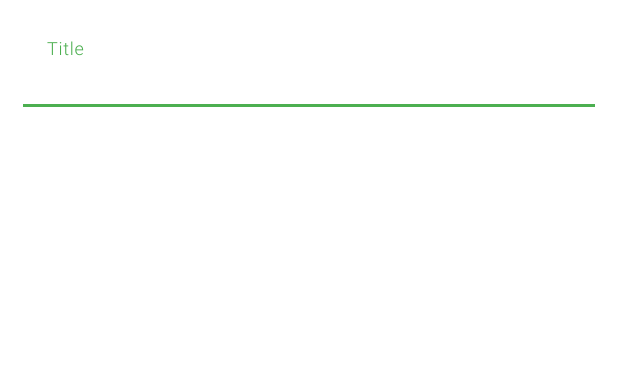
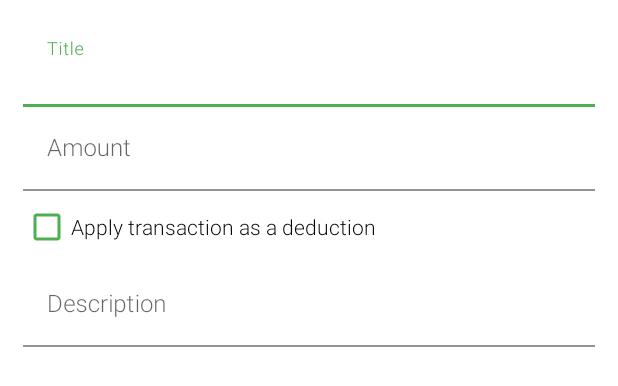
Before and after one commit to mattlavallee/checks-and-balances, an Android app: the layout layout_transaction_form.xml on its own in the app's theme, with its tools: preview values and no code run, on a phone screen of 412 x 824 dp. Shown: the top 386 px of the screen. Run offline under Robolectric (Android 15) with nearby library versions, the phone set to English and light mode, and no system bars.

Commit message:
feat(transaction): building out the edit/create transaction form

```diff
--- a/android/app/src/main/res/layout/layout_transaction_form.xml
+++ b/android/app/src/main/res/layout/layout_transaction_form.xml
@@ -17,7 +17,8 @@
         app:layout_constraintTop_toTopOf="parent"
         app:layout_constraintStart_toStartOf="parent"
         app:layout_constraintLeft_toLeftOf="parent"
-        app:layout_constraintRight_toRightOf="parent">
+        app:layout_constraintRight_toRightOf="parent"
+        app:layout_constraintBottom_toTopOf="@id/edit_transaction_amount_wrapper">
         <com.google.android.material.textfield.TextInputEditText
             android:id="@+id/edit_transaction_title"
             android:layout_width="match_parent"
@@ -32,4 +33,65 @@
             <requestFocus />
         </com.google.android.material.textfield.TextInputEditText>
     </com.google.android.material.textfield.TextInputLayout>
+    <com.google.android.material.textfield.TextInputLayout
+        android:id="@+id/edit_transaction_amount_wrapper"
+        android:layout_width="match_parent"
+        android:layout_height="wrap_content"
+        android:hint="@string/transaction_amount_hint"
+        app:hintTextColor="@color/colorOnSecondary"
+        app:boxStrokeColor="@color/colorOnSecondary"
+        app:layout_constraintTop_toBottomOf="@id/edit_transaction_title_wrapper"
+        app:layout_constraintLeft_toLeftOf="parent"
+        app:layout_constraintRight_toRightOf="parent"
+        app:layout_constraintBottom_toTopOf="@id/edit_transaction_amount_deduction">
+        <com.google.android.material.textfield.TextInputEditText
+            android:id="@+id/edit_transaction_amount"
+            android:layout_width="match_parent"
+            android:layout_height="wrap_content"
+            android:focusable="true"
+            android:focusableInTouchMode="true"
+            android:backgroundTint="@color/colorSecondary"
+            android:imeOptions="actionNext"
+            android:maxLines="1"
+            android:textCursorDrawable="@drawable/text_cursor_primary_dark"
+            android:digits="0123456789.-"
+            android:inputType="numberDecimal|numberSigned" />
+    </com.google.android.material.textfield.TextInputLayout>
+    <com.google.android.material.checkbox.MaterialCheckBox
+        android:id="@+id/edit_transaction_amount_deduction"
+        android:layout_width="match_parent"
+        android:layout_height="wrap_content"
+        android:focusable="true"
+        android:focusableInTouchMode="true"
+        android:backgroundTint="@color/colorSecondary"
+        android:imeOptions="actionNext"
+        android:inputType="none"
+        android:text="@string/transaction_amount_deduction_hint"
+        app:buttonTint="@color/colorOnSecondary"
+        app:layout_constraintTop_toBottomOf="@id/edit_transaction_amount_wrapper"
+        app:layout_constraintLeft_toLeftOf="parent"
+        app:layout_constraintRight_toRightOf="parent"
+        app:layout_constraintBottom_toTopOf="@id/edit_transaction_description_wrapper"/>
+    <com.google.android.material.textfield.TextInputLayout
+        android:id="@+id/edit_transaction_description_wrapper"
+        android:layout_width="match_parent"
+        android:layout_height="wrap_content"
+        android:hint="@string/transaction_description_hint"
+        app:hintTextColor="@color/colorOnSecondary"
+        app:boxStrokeColor="@color/colorOnSecondary"
+        app:layout_constraintTop_toBottomOf="@id/edit_transaction_amount_deduction"
+        app:layout_constraintLeft_toLeftOf="parent"
+        app:layout_constraintRight_toRightOf="parent">
+        <com.google.android.material.textfield.TextInputEditText
+            android:id="@+id/edit_transaction_description"
+            android:layout_width="match_parent"
+            android:layout_height="wrap_content"
+            android:focusable="true"
+            android:focusableInTouchMode="true"
+            android:backgroundTint="@color/colorSecondary"
+            android:imeOptions="actionNext"
+            android:maxLines="1"
+            android:textCursorDrawable="@drawable/text_cursor_primary_dark"
+            android:inputType="textAutoComplete|textCapSentences|text" />
+    </com.google.android.material.textfield.TextInputLayout>
 </androidx.constraintlayout.widget.ConstraintLayout>
--- a/android/app/src/main/res/values/strings.xml
+++ b/android/app/src/main/res/values/strings.xml
@@ -19,6 +19,9 @@
     <string name="account_initial_balance">Starting Balance (Optional)</string>
 
     <string name="transaction_title_hint">Title</string>
+    <string name="transaction_amount_hint">Amount</string>
+    <string name="transaction_amount_deduction_hint">Apply transaction as a deduction</string>
+    <string name="transaction_description_hint">Description</string>
 
     <string name="save_button">Save</string>
 
```
